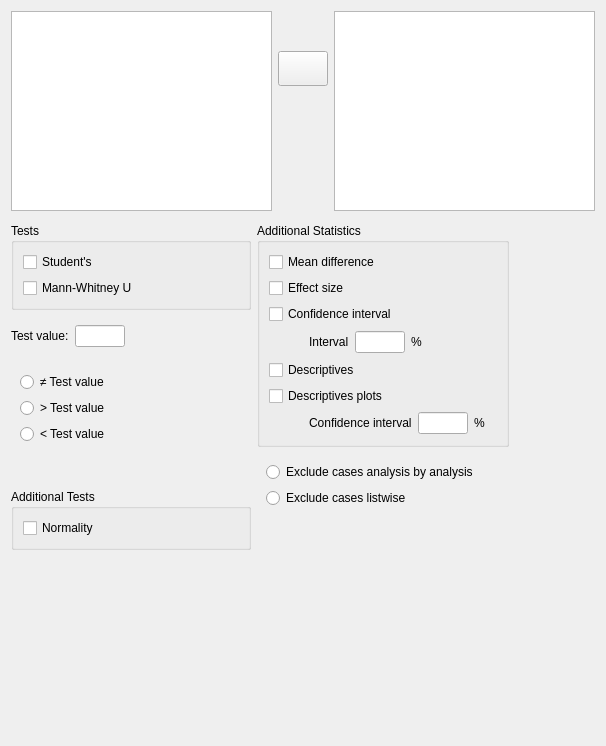
First picture: the form in JASP-Desktop/analysisforms/ttestonesampleform.ui, repository jasp-stats/jasp-desktop, before the edit.
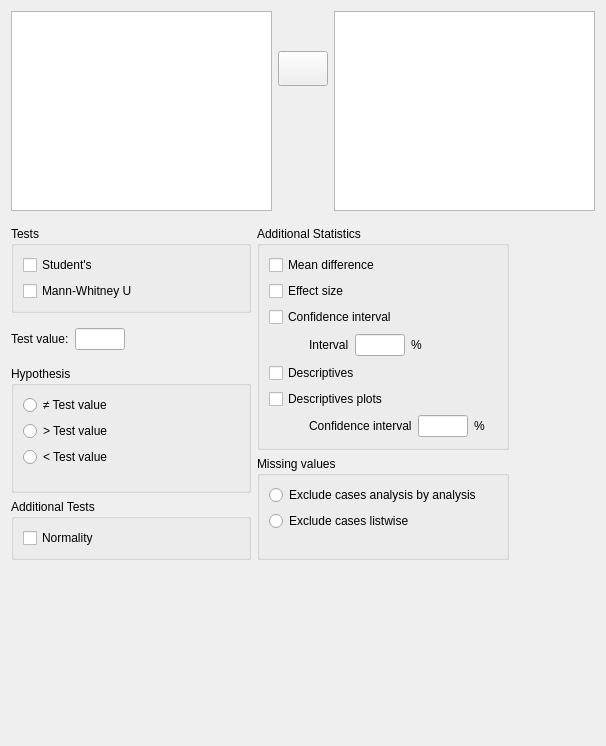
Second picture: the form after the edit. Custom widgets are drawn as their Qt base class.

Patch:
```diff
--- a/JASP-Desktop/analysisforms/ttestonesampleform.ui
+++ b/JASP-Desktop/analysisforms/ttestonesampleform.ui
@@ -19,14 +19,8 @@
   <property name="windowTitle">
    <string>Form</string>
   </property>
-  <layout class="QGridLayout" name="gridLayout_9">
-   <property name="bottomMargin">
-    <number>0</number>
-   </property>
-   <property name="verticalSpacing">
-    <number>3</number>
-   </property>
-   <item row="0" column="0" colspan="2">
+  <layout class="QVBoxLayout" name="verticalLayout">
+   <item>
     <widget class="QWidget" name="topWidget" native="true">
      <property name="sizePolicy">
       <sizepolicy hsizetype="Expanding" vsizetype="Fixed">
@@ -184,7 +178,7 @@
      </layout>
     </widget>
    </item>
-   <item row="1" column="0">
+   <item>
     <widget class="QWidget" name="widget_3" native="true">
      <property name="sizePolicy">
       <sizepolicy hsizetype="Fixed" vsizetype="Fixed">
@@ -203,7 +197,7 @@
        <number>0</number>
       </property>
       <item row="3" column="0" rowspan="3">
-       <widget class="BoundGroupBox" name="hypothesis" native="true">
+       <widget class="BoundGroupBox" name="hypothesis">
         <property name="sizePolicy">
          <sizepolicy hsizetype="Preferred" vsizetype="Preferred">
           <horstretch>0</horstretch>
@@ -289,7 +283,7 @@
        </widget>
       </item>
       <item row="5" column="1" rowspan="2">
-       <widget class="BoundGroupBox" name="missingValues" native="true">
+       <widget class="BoundGroupBox" name="missingValues">
         <property name="sizePolicy">
          <sizepolicy hsizetype="Preferred" vsizetype="Preferred">
           <horstretch>0</horstretch>
@@ -758,7 +752,7 @@
      </layout>
     </widget>
    </item>
-   <item row="2" column="0">
+   <item>
     <spacer name="verticalSpacer_5">
      <property name="orientation">
       <enum>Qt::Vertical</enum>
@@ -792,11 +786,6 @@
    <extends>QListView</extends>
    <header>widgets/boundlistview.h</header>
   </customwidget>
-  <customwidget>
-   <class>BoundCheckBox</class>
-   <extends>QCheckBox</extends>
-   <header>widgets/boundcheckbox.h</header>
-  </customwidget>
   <customwidget>
    <class>GroupBox</class>
    <extends>QGroupBox</extends>
@@ -810,10 +799,15 @@
   </customwidget>
   <customwidget>
    <class>BoundGroupBox</class>
-   <extends>QWidget</extends>
+   <extends>QGroupBox</extends>
    <header>widgets/boundgroupbox.h</header>
    <container>1</container>
   </customwidget>
+  <customwidget>
+   <class>BoundCheckBox</class>
+   <extends>QCheckBox</extends>
+   <header>widgets/boundcheckbox.h</header>
+  </customwidget>
  </customwidgets>
  <resources/>
  <connections/>
```
Left out of the diff: 8 changed lines with no effect on the pictures.
